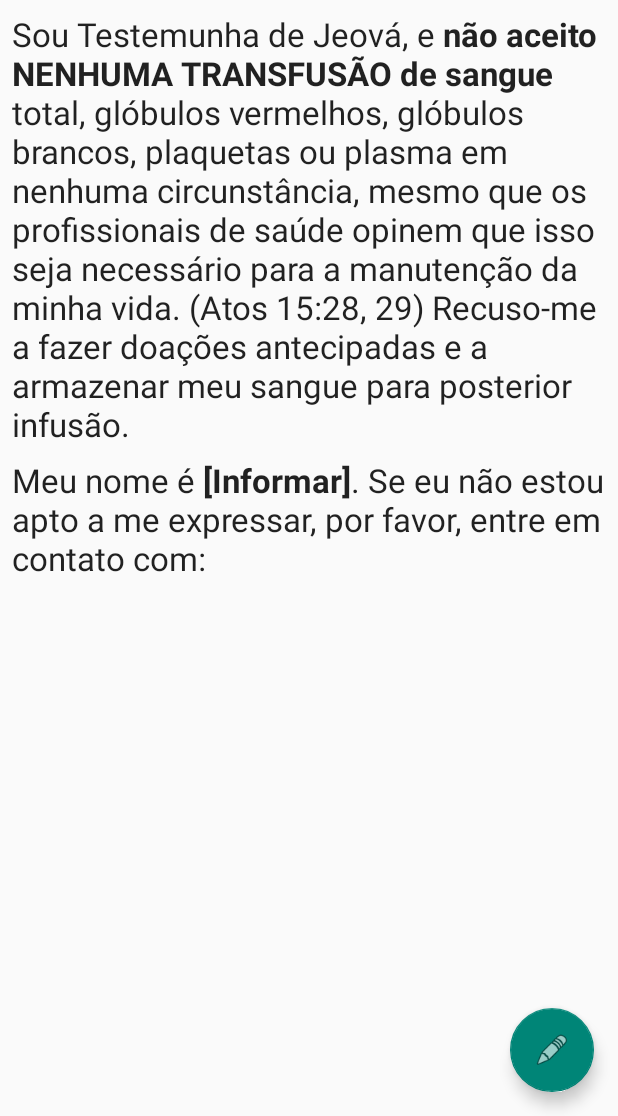
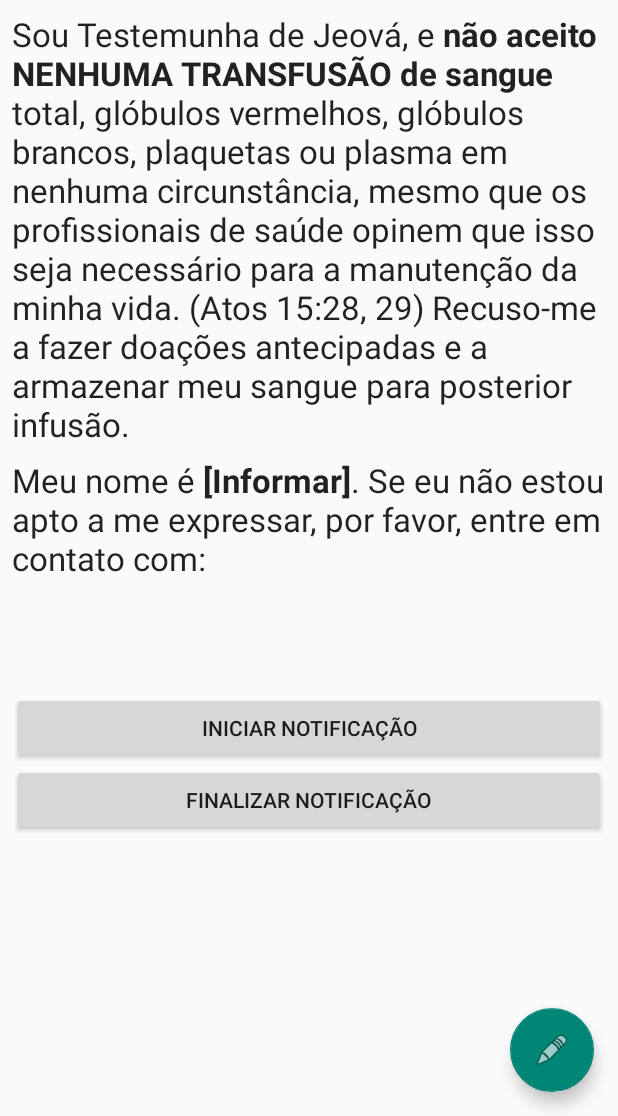
Before and after one commit to LVRodrigues/no-blood, an Android app: the screen it shows after launch (MainActivity), on a phone screen of 412 x 824 dp, the part 120-1236 px from its top. Run offline under Robolectric (Android 15) with nearby library versions, the phone set to English and light mode, and no system bars.

Commit message:
Notificando o serviço.

```diff
--- /dev/null
+++ b/app/src/main/java/io/github/lvrodrigues/noblood/NoBloodApplication.java
@@ -0,0 +1,23 @@
+package io.github.lvrodrigues.noblood;
+
+import android.app.Application;
+import android.app.NotificationChannel;
+import android.app.NotificationManager;
+
+public class NoBloodApplication extends Application {
+
+    public static final String CHANNEL_ID   = "NoBloodServiceChannel";
+
+    @Override
+    public void onCreate() {
+        super.onCreate();
+        if (android.os.Build.VERSION.SDK_INT >= android.os.Build.VERSION_CODES.O) {
+            NotificationChannel channel = new NotificationChannel(
+                    CHANNEL_ID,
+                    getString(R.string.channel_name),
+                    NotificationManager.IMPORTANCE_LOW);
+            NotificationManager manager = getSystemService(NotificationManager.class);
+            manager.createNotificationChannel(channel);
+        }
+    }
+}
--- a/app/src/main/res/layout/activity_main.xml
+++ b/app/src/main/res/layout/activity_main.xml
@@ -87,6 +87,20 @@
                 android:layout_weight="0"
                 android:text="@string/attorney"
                 android:textAppearance="@style/TextAppearance.AppCompat.Large" />
+
+            <Button
+                android:id="@+id/start"
+                android:layout_width="match_parent"
+                android:layout_height="wrap_content"
+                android:onClick="startService"
+                android:text="@string/main_service_start" />
+
+            <Button
+                android:id="@+id/finish"
+                android:layout_width="match_parent"
+                android:layout_height="wrap_content"
+                android:onClick="stopService"
+                android:text="@string/main_service_finish" />
         </LinearLayout>
     </ScrollView>
 
--- a/app/src/main/res/values/strings.xml
+++ b/app/src/main/res/values/strings.xml
@@ -1,9 +1,13 @@
 <resources>
     <string name="app_name">Sem Sangue</string>
+    <string name="channel_name">Sem Sangue: Canal de Notificações</string>
+    <string name="notification_message">Por fovar, não aplique sangue!"</string>
 
     <string name="info"><![CDATA[Sou Testemunha de Jeová, e <b>não aceito NENHUMA TRANSFUSÃO de sangue</b> total, glóbulos vermelhos, glóbulos brancos, plaquetas ou plasma em nenhuma circunstância, mesmo que os profissionais de saúde opinem que isso seja necessário para a manutenção da minha vida. (Atos 15:28, 29) Recuso-me a fazer doações antecipadas e a armazenar meu sangue para posterior infusão]]>.</string>
     <string name="personal"><![CDATA[Meu nome é <b>$NAME$</b>. Se eu não estou apto a me expressar, por favor, entre em contato com:]]></string>
     <string name="attorney"><![CDATA[- <b>$NAME$</b>, telefone <b>$PHONE$</b>.]]></string>
+    <string name="main_service_start">Iniciar Notificação</string>
+    <string name="main_service_finish">Finalizar Notificação</string>
 
     <string name="settings_personal_title">Dados Pessoais</string>
     <string name="settings_personal_name">Nome</string>
```
Also changed, not shown: app/src/main/AndroidManifest.xml (+20 -3 lines), app/src/main/java/io/github/lvrodrigues/noblood/MainActivity.java (+17 -0 lines), app/src/main/java/io/github/lvrodrigues/noblood/NoBloodService.java (added, +65 -0 lines), app/src/main/java/io/github/lvrodrigues/noblood/NoBloodStarter.java (added, +22 -0 lines).
